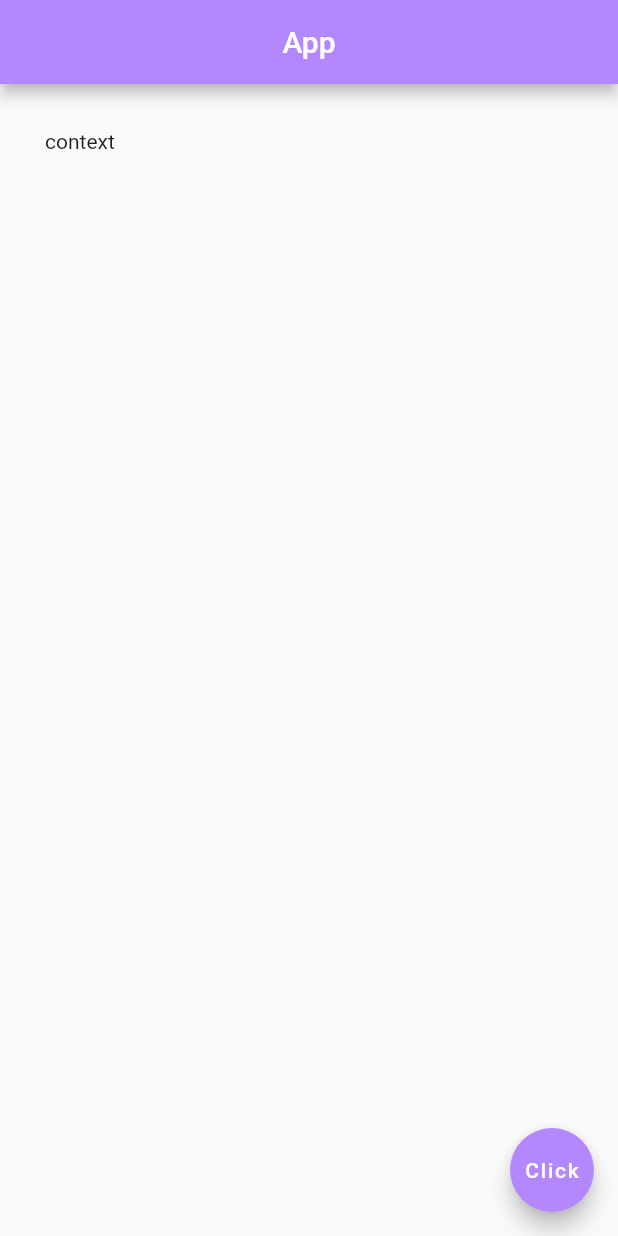
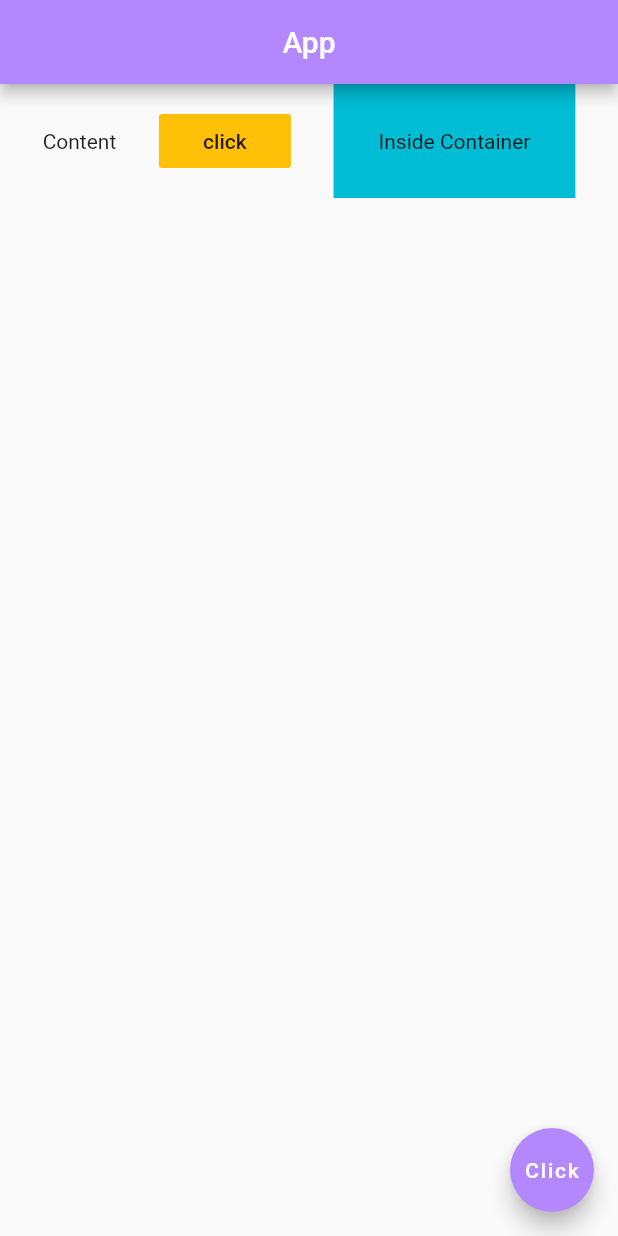
Before and after one commit to KeithChasen/simple-flutter-app, a Flutter app: the screen it shows after launch, on a phone screen of 412 x 824 dp. Run offline on Flutter 3.47's test engine with Material 2 defaults, Android fonts, the phone set to English and light mode, and no system bars.

Commit message:
using Row widget for body

```diff
--- a/lib/main.dart
+++ b/lib/main.dart
@@ -13,9 +13,22 @@ class Home extends StatelessWidget {
         centerTitle: true,
         backgroundColor: Colors.deepPurpleAccent[100],
       ),
-      body: Padding(
-        padding: EdgeInsets.all(30),
-        child: Text('context'),
+      body: Row(
+        mainAxisAlignment: MainAxisAlignment.spaceEvenly,
+        crossAxisAlignment: CrossAxisAlignment.center,
+        children: <Widget>[
+          Text('Content'),
+          FlatButton(
+            onPressed: (){},
+            color: Colors.amber,
+            child: Text('click'),
+          ),
+          Container(
+            color: Colors.cyan,
+            padding: EdgeInsets.all(30),
+            child: Text('Inside Container'),
+          )
+        ],
       ),
       floatingActionButton: FloatingActionButton(
         onPressed: () {},
```
